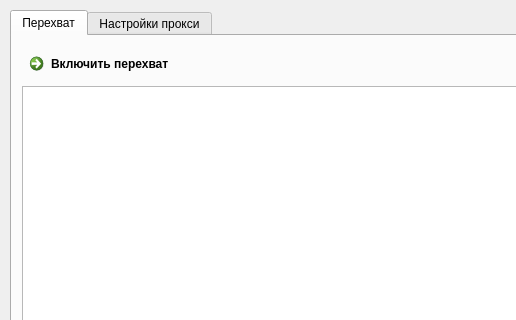
Above: dialog.ui from lgeffect/proxy before the change; both pictures show x 0 to 516 and y 0 to 320 of the 640 by 445 pixel window. Below: the same form after it.
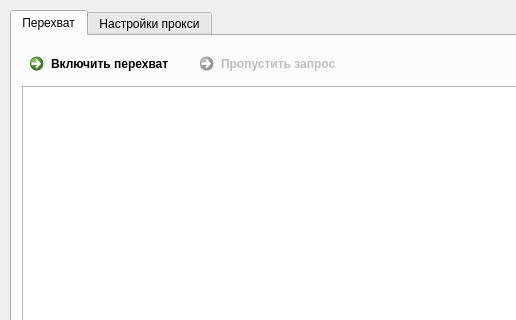
That is the form after the change.

Patch:
```diff
--- a/dialog.ui
+++ b/dialog.ui
@@ -55,6 +55,22 @@
       <bool>true</bool>
      </property>
     </widget>
+    <widget class="QCommandLinkButton" name="forwardRequest">
+     <property name="enabled">
+      <bool>false</bool>
+     </property>
+     <property name="geometry">
+      <rect>
+       <x>180</x>
+       <y>10</y>
+       <width>168</width>
+       <height>31</height>
+      </rect>
+     </property>
+     <property name="text">
+      <string>Пропустить запрос</string>
+     </property>
+    </widget>
    </widget>
    <widget class="QWidget" name="tab_2">
     <attribute name="title">
```
Left out of the diff: 2 changed lines with no effect on the pictures.
